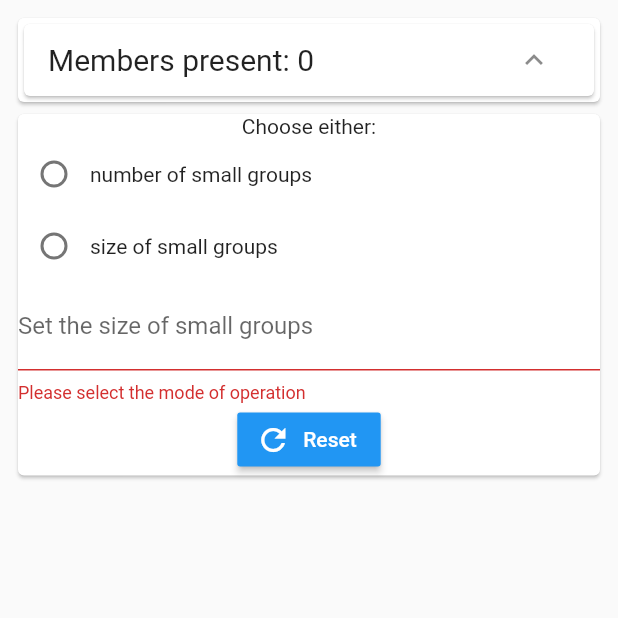
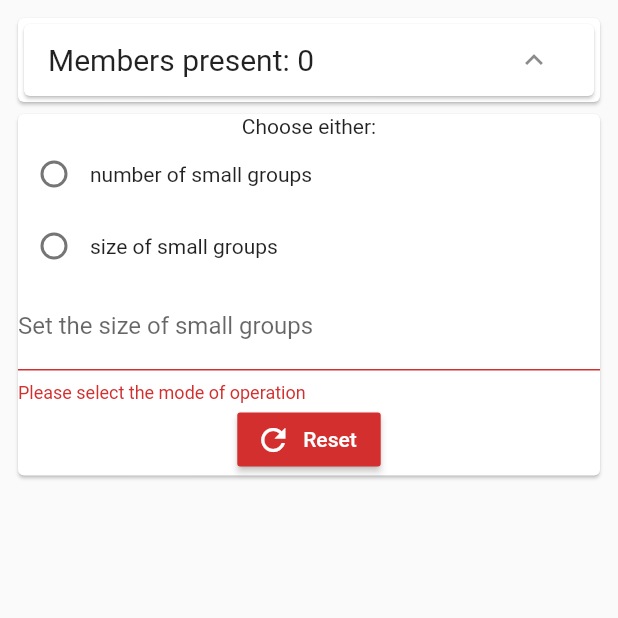
Before and after one commit to Tetradynamia/small-groups-organize, a Flutter app: the ShuffleScreen screen opened directly, on a phone screen of 412 x 824 dp, the top half of it. Run offline on Flutter 3.47's test engine with Material 2 defaults, Android fonts, the phone set to English and light mode, and no system bars.

Commit message:
Minor change

```diff
--- a/lib/screens/shuffle_screen.dart
+++ b/lib/screens/shuffle_screen.dart
@@ -276,7 +276,7 @@ class _ShuffleScreenState extends State<ShuffleScreen> {
                                   ),
                                 )
                               : RaisedButton.icon(
-                                  color: Theme.of(context).primaryColor,
+                                  color: Theme.of(context).errorColor,
                                   onPressed: () {
                                     setState(() {
                                       _currentInGroups = null;
```
